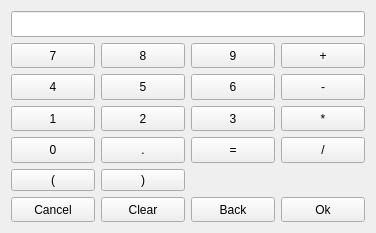
Old version of the form plugins/Commands/Calculator/calculatorwidget.ui in the repository KDE/simon.
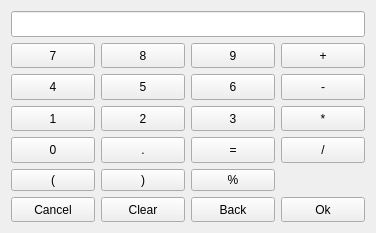
New version of the form. Custom widgets are drawn as their Qt base class.

Diff of the .ui file:
```diff
--- a/plugins/Commands/Calculator/calculatorwidget.ui
+++ b/plugins/Commands/Calculator/calculatorwidget.ui
@@ -310,19 +310,26 @@
      </property>
     </widget>
    </item>
+   <item row="5" column="2">
+    <widget class="KPushButton" name="pbPercent">
+     <property name="text">
+      <string>%</string>
+     </property>
+    </widget>
+   </item>
   </layout>
  </widget>
  <customwidgets>
-  <customwidget>
-   <class>KLineEdit</class>
-   <extends>QLineEdit</extends>
-   <header>klineedit.h</header>
-  </customwidget>
   <customwidget>
    <class>KPushButton</class>
    <extends>QPushButton</extends>
    <header>kpushbutton.h</header>
   </customwidget>
+  <customwidget>
+   <class>KLineEdit</class>
+   <extends>QLineEdit</extends>
+   <header>klineedit.h</header>
+  </customwidget>
  </customwidgets>
  <resources/>
  <connections/>
```
